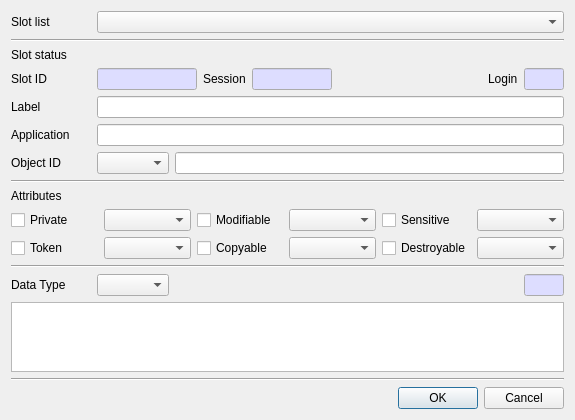
jykim74/CryptokiMan, file CryptokiMan/create_data_dlg.ui: the form before one commit.
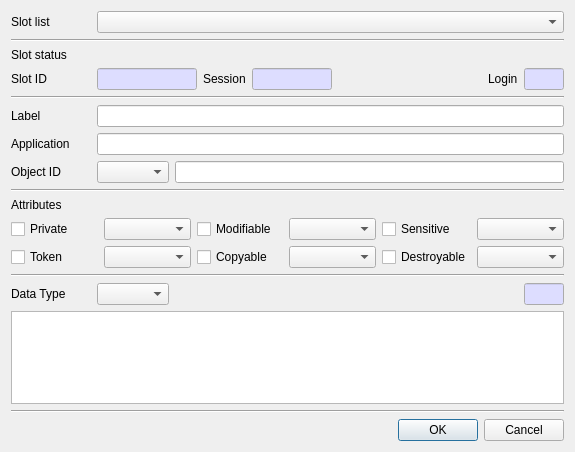
The form after the commit.

What changed in the file:
```diff
--- a/CryptokiMan/create_data_dlg.ui
+++ b/CryptokiMan/create_data_dlg.ui
@@ -7,7 +7,7 @@
     <x>0</x>
     <y>0</y>
     <width>575</width>
-    <height>418</height>
+    <height>452</height>
    </rect>
   </property>
   <property name="windowTitle">
@@ -261,6 +261,13 @@
      </item>
     </layout>
    </item>
+   <item>
+    <widget class="Line" name="line_5">
+     <property name="orientation">
+      <enum>Qt::Horizontal</enum>
+     </property>
+    </widget>
+   </item>
    <item>
     <layout class="QGridLayout" name="gridLayout_3">
      <property name="topMargin">
```
